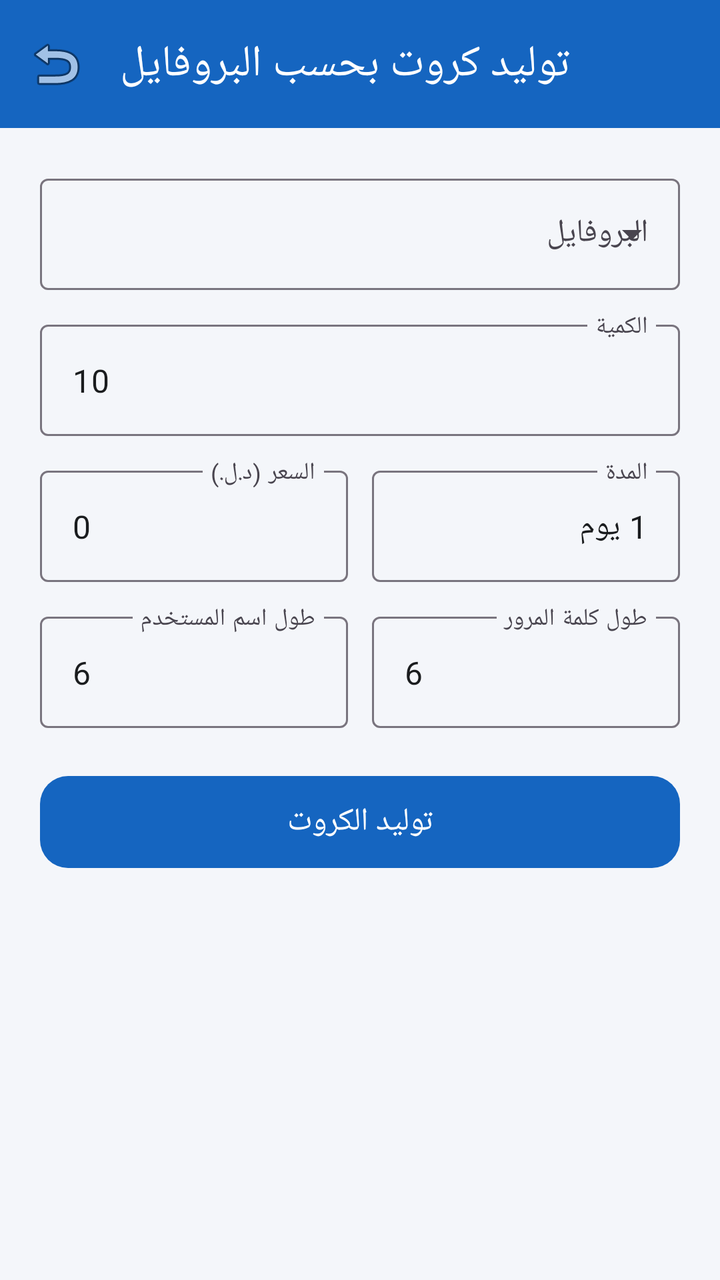
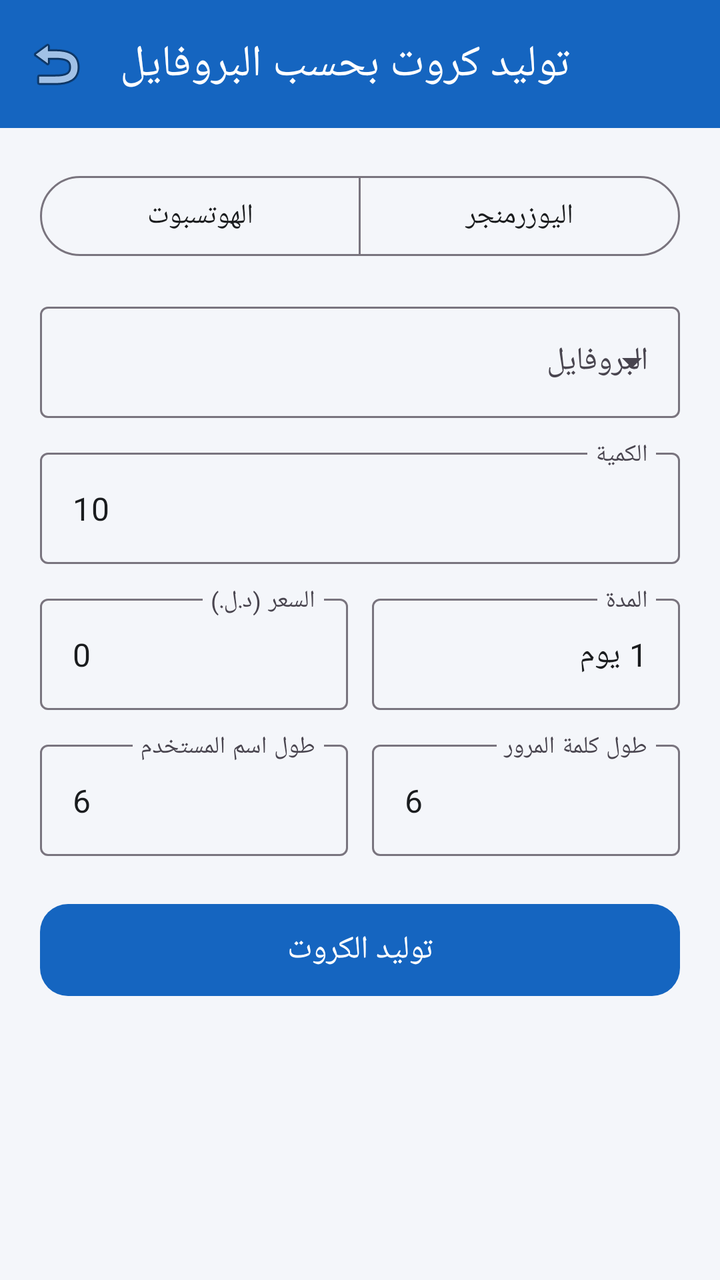

Before-and-after screenshots of an Android layout around one commit, followed by the original layout XML and the change that was made.
<!-- AndroidManifest.xml: application theme Theme.MikroNetVoucher -->
<!-- res/layout/activity_add_by_profile.xml -->
<?xml version="1.0" encoding="utf-8"?>
<LinearLayout xmlns:android="http://schemas.android.com/apk/res/android"
    xmlns:app="http://schemas.android.com/apk/res-auto"
    android:layout_width="match_parent"
    android:layout_height="match_parent"
    android:orientation="vertical"
    android:background="@color/surface_bg"
    android:fitsSystemWindows="true"
    android:layoutDirection="rtl">

    <com.google.android.material.appbar.MaterialToolbar
        android:id="@+id/toolbar"
        android:layout_width="match_parent"
        android:layout_height="?attr/actionBarSize"
        android:background="@color/brand_primary"
        app:navigationIcon="@android:drawable/ic_menu_revert"
        app:title="@string/add_by_profile_title"
        app:titleTextColor="@color/white" />

    <ScrollView
        android:layout_width="match_parent"
        android:layout_height="match_parent"
        android:fillViewport="true">

        <LinearLayout
            android:layout_width="match_parent"
            android:layout_height="wrap_content"
            android:orientation="vertical"
            android:padding="20dp">

            
            <com.google.android.material.textfield.TextInputLayout
                android:id="@+id/tilProfile"
                style="@style/Widget.Material3.TextInputLayout.OutlinedBox.ExposedDropdownMenu"
                android:layout_width="match_parent"
                android:layout_height="wrap_content"
                android:hint="@string/hint_profile">

                <AutoCompleteTextView
                    android:id="@+id/spinnerProfile"
                    android:layout_width="match_parent"
                    android:layout_height="wrap_content"
                    android:inputType="none" />
            </com.google.android.material.textfield.TextInputLayout>

            
            <com.google.android.material.textfield.TextInputLayout
                android:id="@+id/tilQuantity"
                style="@style/Widget.Material3.TextInputLayout.OutlinedBox"
                android:layout_width="match_parent"
                android:layout_height="wrap_content"
                android:layout_marginTop="12dp"
                android:hint="@string/hint_quantity">

                <com.google.android.material.textfield.TextInputEditText
                    android:id="@+id/etQuantity"
                    android:layout_width="match_parent"
                    android:layout_height="wrap_content"
                    android:inputType="number"
                    android:text="10" />
            </com.google.android.material.textfield.TextInputLayout>

            
            <LinearLayout
                android:layout_width="match_parent"
                android:layout_height="wrap_content"
                android:layout_marginTop="12dp"
                android:orientation="horizontal"
                android:weightSum="2">

                <com.google.android.material.textfield.TextInputLayout
                    style="@style/Widget.Material3.TextInputLayout.OutlinedBox"
                    android:layout_width="0dp"
                    android:layout_height="wrap_content"
                    android:layout_weight="1"
                    android:layout_marginEnd="6dp"
                    android:hint="السعر (د.ل.)">

                    <com.google.android.material.textfield.TextInputEditText
                        android:id="@+id/etPrice"
                        android:layout_width="match_parent"
                        android:layout_height="wrap_content"
                        android:inputType="numberDecimal"
                        android:text="0" />
                </com.google.android.material.textfield.TextInputLayout>

                <com.google.android.material.textfield.TextInputLayout
                    style="@style/Widget.Material3.TextInputLayout.OutlinedBox"
                    android:layout_width="0dp"
                    android:layout_height="wrap_content"
                    android:layout_weight="1"
                    android:layout_marginStart="6dp"
                    android:hint="المدة">

                    <com.google.android.material.textfield.TextInputEditText
                        android:id="@+id/etValidity"
                        android:layout_width="match_parent"
                        android:layout_height="wrap_content"
                        android:inputType="text"
                        android:text="1 يوم" />
                </com.google.android.material.textfield.TextInputLayout>
            </LinearLayout>

            
            <LinearLayout
                android:layout_width="match_parent"
                android:layout_height="wrap_content"
                android:layout_marginTop="12dp"
                android:orientation="horizontal"
                android:weightSum="2">

                <com.google.android.material.textfield.TextInputLayout
                    android:id="@+id/tilUserLen"
                    style="@style/Widget.Material3.TextInputLayout.OutlinedBox"
                    android:layout_width="0dp"
                    android:layout_height="wrap_content"
                    android:layout_weight="1"
                    android:layout_marginEnd="6dp"
                    android:hint="@string/hint_user_len">

                    <com.google.android.material.textfield.TextInputEditText
                        android:id="@+id/etUserLen"
                        android:layout_width="match_parent"
                        android:layout_height="wrap_content"
                        android:inputType="number"
                        android:text="6" />
                </com.google.android.material.textfield.TextInputLayout>

                <com.google.android.material.textfield.TextInputLayout
                    android:id="@+id/tilPassLen"
                    style="@style/Widget.Material3.TextInputLayout.OutlinedBox"
                    android:layout_width="0dp"
                    android:layout_height="wrap_content"
                    android:layout_weight="1"
                    android:layout_marginStart="6dp"
                    android:hint="@string/hint_pass_len">

                    <com.google.android.material.textfield.TextInputEditText
                        android:id="@+id/etPassLen"
                        android:layout_width="match_parent"
                        android:layout_height="wrap_content"
                        android:inputType="number"
                        android:text="6" />
                </com.google.android.material.textfield.TextInputLayout>
            </LinearLayout>

            
            <com.google.android.material.button.MaterialButton
                android:id="@+id/btnGenerate"
                android:layout_width="match_parent"
                android:layout_height="54dp"
                android:layout_marginTop="20dp"
                app:cornerRadius="14dp"
                android:text="@string/btn_generate"
                android:textSize="16sp" />

            <ProgressBar
                android:id="@+id/progress"
                android:layout_width="wrap_content"
                android:layout_height="wrap_content"
                android:layout_gravity="center"
                android:layout_marginTop="16dp"
                android:visibility="gone" />

            <TextView
                android:id="@+id/tvStatus"
                android:layout_width="match_parent"
                android:layout_height="wrap_content"
                android:layout_marginTop="12dp"
                android:gravity="center"
                android:textColor="@color/text_secondary"
                android:textSize="14sp" />

            
            <TextView
                android:id="@+id/tvResultsTitle"
                android:layout_width="wrap_content"
                android:layout_height="wrap_content"
                android:layout_marginTop="20dp"
                android:text="الكروت المولّدة"
                android:textColor="@color/text_primary"
                android:textSize="15sp"
                android:textStyle="bold"
                android:visibility="gone" />

            <LinearLayout
                android:id="@+id/voucherContainer"
                android:layout_width="match_parent"
                android:layout_height="wrap_content"
                android:layout_marginTop="8dp"
                android:orientation="vertical" />

        </LinearLayout>
    </ScrollView>
</LinearLayout>
<!-- resources referenced by this layout -->
<resources>
  <color name="brand_primary">#1565C0</color>
  <color name="surface_bg">#F4F6FA</color>
  <color name="text_primary">#1A1C1E</color>
  <color name="text_secondary">#5F6368</color>
  <color name="white">#FFFFFFFF</color>
  <string name="add_by_profile_title">توليد كروت بحسب البروفايل</string>
  <string name="btn_generate">توليد الكروت</string>
  <string name="hint_pass_len">طول كلمة المرور</string>
  <string name="hint_profile">البروفايل</string>
  <string name="hint_quantity">الكمية</string>
  <string name="hint_user_len">طول اسم المستخدم</string>
  <style name="Theme.MikroNetVoucher" parent="Base.Theme.MikroNetVoucher" />
  <style name="Base.Theme.MikroNetVoucher" parent="Theme.Material3.DayNight.NoActionBar">
          <item name="colorPrimary">@color/brand_primary</item>
          <item name="colorPrimaryDark">@color/brand_primary_dark</item>
          <item name="colorOnPrimary">@color/white</item>
          <item name="colorSecondary">@color/brand_accent</item>
          <item name="colorOnSecondary">@color/white</item>
  
          <item name="android:colorBackground">@color/surface_bg</item>
          <item name="colorSurface">@color/card_bg</item>
          <item name="colorOnSurface">@color/text_primary</item>
  
          <item name="android:statusBarColor">@color/brand_primary_dark</item>
          <item name="android:windowLightStatusBar">false</item>
      </style>
  <color name="brand_primary_dark">#0D47A1</color>
  <color name="brand_accent">#00ACC1</color>
  <color name="card_bg">#FFFFFF</color>
</resources>

<!-- the commit's change to res/layout/activity_add_by_profile.xml (unified diff, before → after) -->
@@ -29,11 +29,38 @@
             android:padding="20dp">
 
             
+            <com.google.android.material.button.MaterialButtonToggleGroup
+                android:id="@+id/toggleSystem"
+                android:layout_width="match_parent"
+                android:layout_height="wrap_content"
+                app:selectionRequired="true"
+                app:singleSelection="true">
+
+                <com.google.android.material.button.MaterialButton
+                    android:id="@+id/btnHotspotMode"
+                    style="?attr/materialButtonOutlinedStyle"
+                    android:layout_width="0dp"
+                    android:layout_height="wrap_content"
+                    android:layout_weight="1"
+                    android:checked="true"
+                    android:text="@string/mode_hotspot" />
+
+                <com.google.android.material.button.MaterialButton
+                    android:id="@+id/btnUmMode"
+                    style="?attr/materialButtonOutlinedStyle"
+                    android:layout_width="0dp"
+                    android:layout_height="wrap_content"
+                    android:layout_weight="1"
+                    android:text="@string/mode_user_manager" />
+            </com.google.android.material.button.MaterialButtonToggleGroup>
+
+            
             <com.google.android.material.textfield.TextInputLayout
                 android:id="@+id/tilProfile"
                 style="@style/Widget.Material3.TextInputLayout.OutlinedBox.ExposedDropdownMenu"
                 android:layout_width="match_parent"
                 android:layout_height="wrap_content"
+                android:layout_marginTop="16dp"
                 android:hint="@string/hint_profile">
 
                 <AutoCompleteTextView
<!-- resource entries referenced after the edit -->
@@ -11,6 +11,8 @@
   <string name="hint_profile">البروفايل</string>
   <string name="hint_quantity">الكمية</string>
   <string name="hint_user_len">طول اسم المستخدم</string>
+  <string name="mode_hotspot">الهوتسبوت</string>
+  <string name="mode_user_manager">اليوزرمنجر</string>
   <style name="Theme.MikroNetVoucher" parent="Base.Theme.MikroNetVoucher" />
   <style name="Base.Theme.MikroNetVoucher" parent="Theme.Material3.DayNight.NoActionBar">
           <item name="colorPrimary">@color/brand_primary</item>
